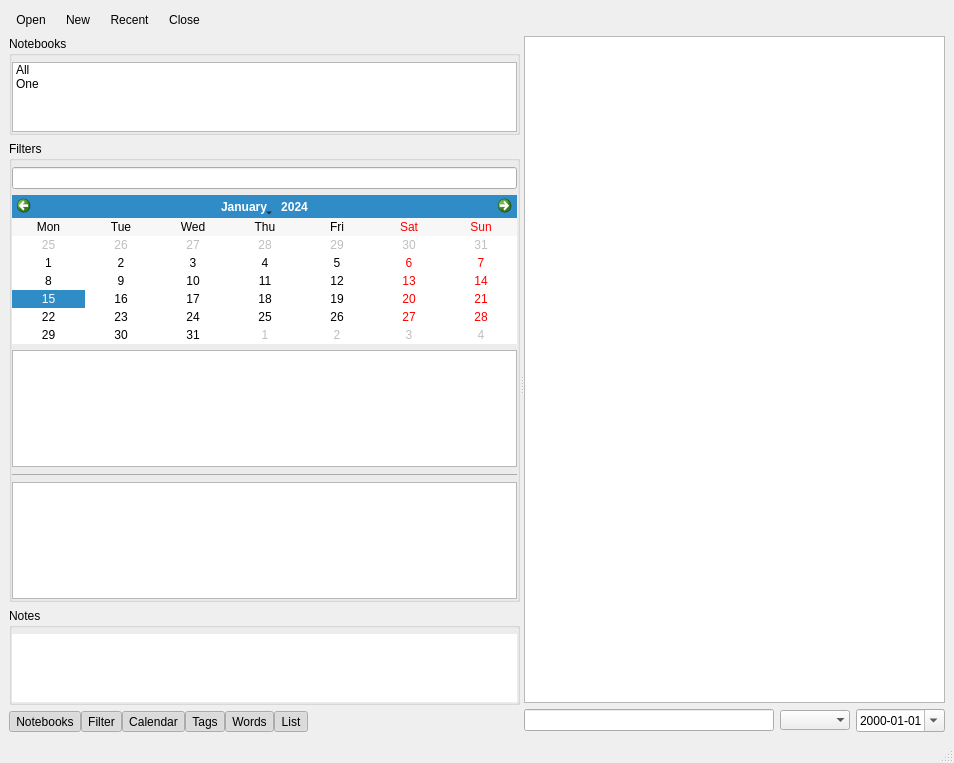
Qt form flownote/ui/mainWindow_ui.ui (olivierkes/noteflow) before a commit.
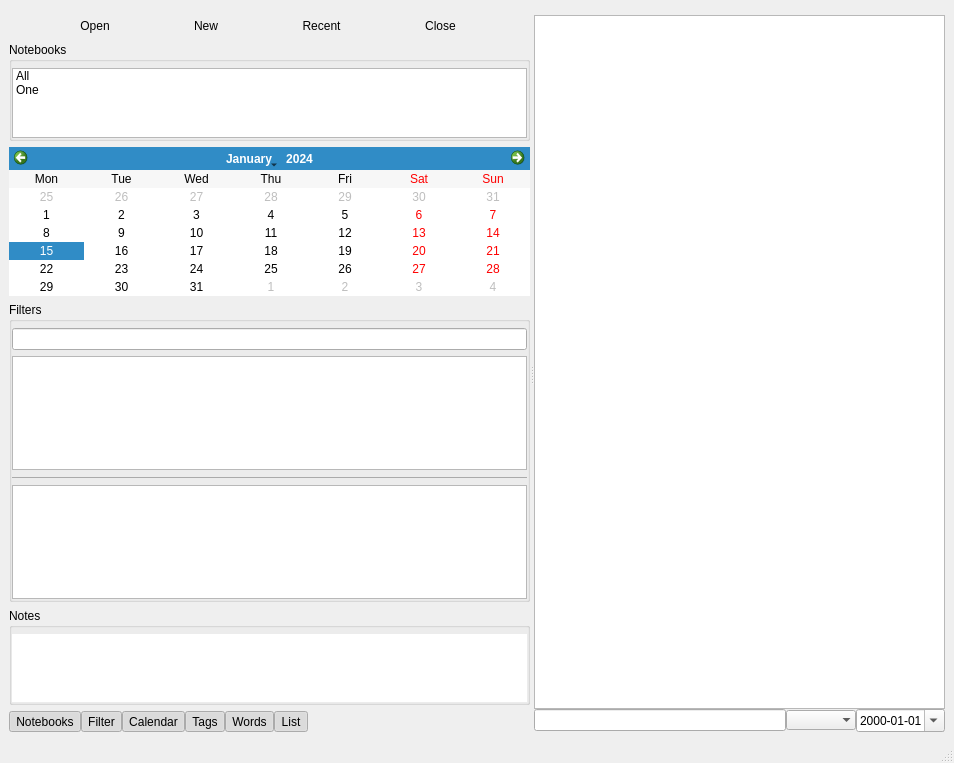
The same form after that commit. Icons and pictures are not drawn. Custom widgets are drawn as their Qt base class.

```diff
--- a/flownote/ui/mainWindow_ui.ui
+++ b/flownote/ui/mainWindow_ui.ui
@@ -16,6 +16,16 @@
   <widget class="QWidget" name="centralwidget">
    <layout class="QVBoxLayout" name="verticalLayout_5">
     <item>
+     <widget class="QTabBar" name="tab" native="true"/>
+    </item>
+    <item>
+     <widget class="QSplitter" name="splitter">
+      <property name="orientation">
+       <enum>Qt::Horizontal</enum>
+      </property>
+      <widget class="QWidget" name="filter" native="true">
+       <layout class="QVBoxLayout" name="verticalLayout_2">
+        <item>
      <layout class="QHBoxLayout" name="topLayout">
       <item>
        <widget class="QToolButton" name="toolButton_3">
@@ -89,28 +99,8 @@
         </property>
        </widget>
       </item>
-      <item>
-       <spacer name="horizontalSpacer">
-        <property name="orientation">
-         <enum>Qt::Horizontal</enum>
-        </property>
-        <property name="sizeHint" stdset="0">
-         <size>
-          <width>40</width>
-          <height>20</height>
-         </size>
-        </property>
-       </spacer>
-      </item>
-     </layout>
-    </item>
-    <item>
-     <widget class="QSplitter" name="splitter">
-      <property name="orientation">
-       <enum>Qt::Horizontal</enum>
-      </property>
-      <widget class="QWidget" name="filter" native="true">
-       <layout class="QVBoxLayout" name="verticalLayout_2">
+         </layout>
+        </item>
         <item>
          <widget class="QGroupBox" name="grpNotebooks">
           <property name="title">
@@ -159,37 +149,6 @@
          </widget>
         </item>
         <item>
-         <widget class="QGroupBox" name="groupBox">
-          <property name="title">
-           <string>Filters</string>
-          </property>
-          <layout class="QVBoxLayout" name="verticalLayout_4">
-           <property name="leftMargin">
-            <number>0</number>
-           </property>
-           <property name="topMargin">
-            <number>6</number>
-           </property>
-           <property name="rightMargin">
-            <number>0</number>
-           </property>
-           <property name="bottomMargin">
-            <number>0</number>
-           </property>
-           <item>
-            <widget class="QLineEdit" name="txtFilter">
-             <property name="sizePolicy">
-              <sizepolicy hsizetype="Preferred" vsizetype="Fixed">
-               <horstretch>0</horstretch>
-               <verstretch>0</verstretch>
-              </sizepolicy>
-             </property>
-             <property name="clearButtonEnabled">
-              <bool>true</bool>
-             </property>
-            </widget>
-           </item>
-           <item>
             <widget class="QCalendarWidget" name="calendar">
              <property name="sizePolicy">
               <sizepolicy hsizetype="Preferred" vsizetype="Fixed">
@@ -212,6 +171,37 @@
             </widget>
            </item>
            <item>
+         <widget class="QGroupBox" name="groupBox">
+          <property name="title">
+           <string>Filters</string>
+          </property>
+          <layout class="QVBoxLayout" name="verticalLayout_4">
+           <property name="leftMargin">
+            <number>0</number>
+           </property>
+           <property name="topMargin">
+            <number>6</number>
+           </property>
+           <property name="rightMargin">
+            <number>0</number>
+           </property>
+           <property name="bottomMargin">
+            <number>0</number>
+           </property>
+           <item>
+            <widget class="QLineEdit" name="txtFilter">
+             <property name="sizePolicy">
+              <sizepolicy hsizetype="Preferred" vsizetype="Fixed">
+               <horstretch>0</horstretch>
+               <verstretch>0</verstretch>
+              </sizepolicy>
+             </property>
+             <property name="clearButtonEnabled">
+              <bool>true</bool>
+             </property>
+            </widget>
+           </item>
+           <item>
             <widget class="cloudView" name="lstTags">
              <property name="sizePolicy">
               <sizepolicy hsizetype="Preferred" vsizetype="Preferred">
@@ -467,6 +457,9 @@
       </widget>
       <widget class="QWidget" name="editor" native="true">
        <layout class="QVBoxLayout" name="verticalLayout">
+        <property name="spacing">
+         <number>0</number>
+        </property>
         <item>
          <widget class="QTextEdit" name="text"/>
         </item>
@@ -518,6 +511,12 @@
    <extends>QListWidget</extends>
    <header>flownote.ui.views.cloudView.h</header>
   </customwidget>
+  <customwidget>
+   <class>QTabBar</class>
+   <extends>QWidget</extends>
+   <header location="global">PyQt5.QtWidgets</header>
+   <container>1</container>
+  </customwidget>
  </customwidgets>
  <resources/>
  <connections/>
```
Left out of the diff: 5 changed lines with no effect on the pictures. Lines whose indentation alone changed are shown as unchanged.
